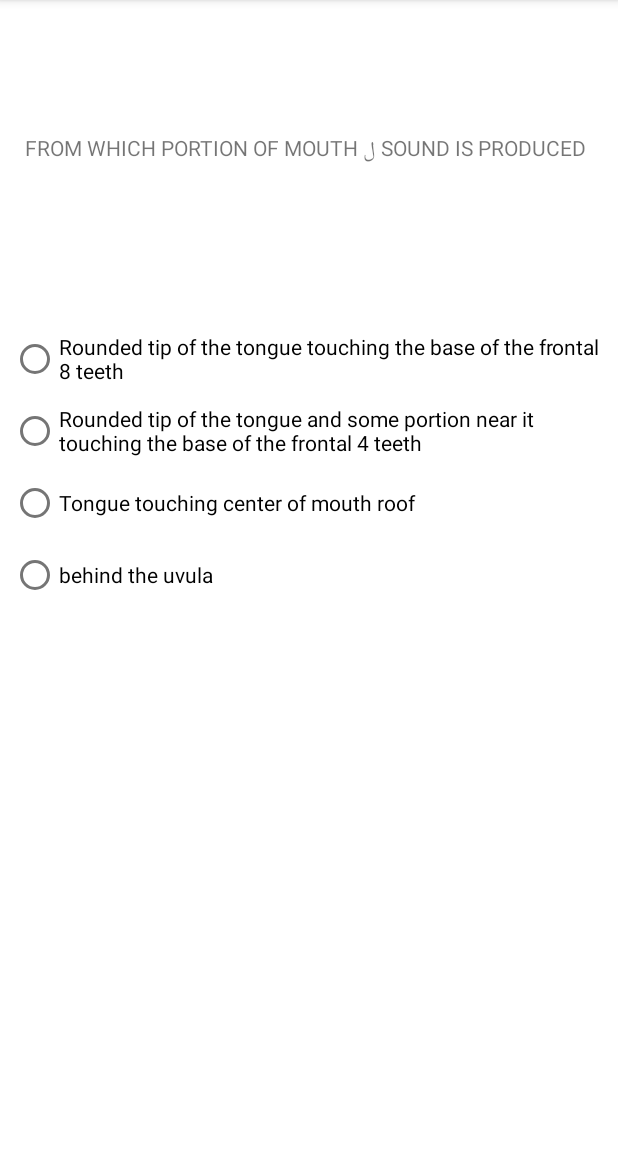
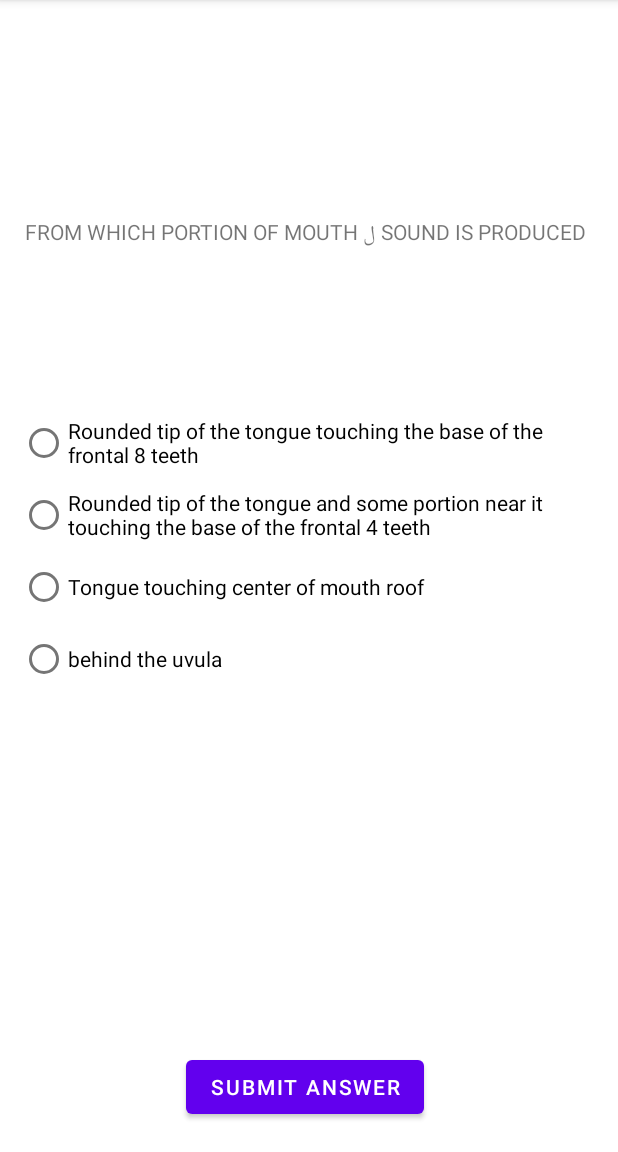
Before and after one commit to MoazShamsi/Asg3, an Android app: the quiz screen opened directly, with no data from a screen before it, on a phone screen of 412 x 824 dp, the part 84-1236 px from its top. Run offline under Robolectric (Android 15) with nearby library versions, the phone set to English and light mode, and no system bars.

Commit message:
SUBMIT BUTTON

```diff
--- a/app/src/main/res/layout/activity_quiz.xml
+++ b/app/src/main/res/layout/activity_quiz.xml
@@ -8,11 +8,11 @@
 
     <RadioGroup
         android:id="@+id/radioGroup"
-        android:layout_width="395dp"
-        android:layout_height="459dp"
+        android:layout_width="383dp"
+        android:layout_height="381dp"
         android:layout_marginStart="14dp"
         android:layout_marginEnd="16dp"
-        android:layout_marginBottom="93dp"
+        android:layout_marginBottom="115dp"
         app:layout_constraintBottom_toBottomOf="parent"
         app:layout_constraintEnd_toEndOf="parent"
         app:layout_constraintStart_toStartOf="parent">
@@ -53,4 +53,14 @@
         app:layout_constraintBottom_toTopOf="@+id/radioGroup"
         app:layout_constraintEnd_toEndOf="parent"
         app:layout_constraintStart_toStartOf="parent" />
+
+    <Button
+        android:id="@+id/submitBtn"
+        android:layout_width="wrap_content"
+        android:layout_height="wrap_content"
+        android:layout_marginStart="124dp"
+        android:layout_marginTop="48dp"
+        android:text="@string/submit"
+        app:layout_constraintStart_toStartOf="parent"
+        app:layout_constraintTop_toBottomOf="@+id/radioGroup" />
 </androidx.constraintlayout.widget.ConstraintLayout>
--- a/app/src/main/res/values/strings.xml
+++ b/app/src/main/res/values/strings.xml
@@ -16,4 +16,5 @@
     <string name="opt3" />
     <string name="opt4" />
     <string name="ques" />
+    <string name="submit">SUBMIT ANSWER</string>
 </resources>
```
